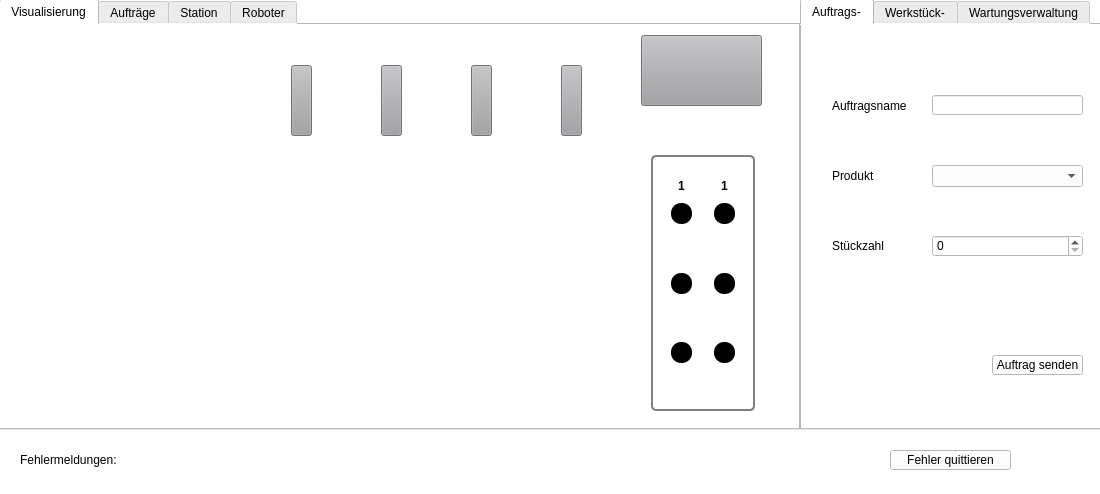
Old version of the form mainwindow.ui in the repository Sandra13579/Visualisierung.
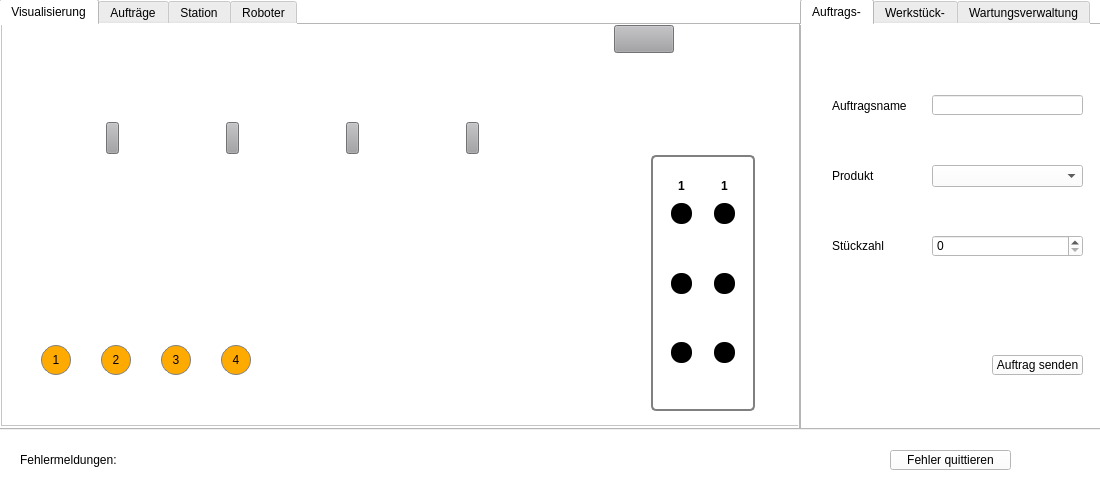
New version of the form. The open tabs and pages were chosen to show the change. Icons and pictures are not drawn. Custom widgets are drawn as their Qt base class.

What changed in the file:
```diff
--- a/mainwindow.ui
+++ b/mainwindow.ui
@@ -41,21 +41,18 @@
      <attribute name="title">
       <string>Visualisierung</string>
      </attribute>
-     <widget class="Paint" name="textBrowser" native="true">
+     <widget class="QTextBrowser" name="textBrowser">
       <property name="enabled">
        <bool>false</bool>
       </property>
       <property name="geometry">
        <rect>
         <x>0</x>
-        <y>0</y>
+        <y>-1</y>
         <width>800</width>
-        <height>400</height>
+        <height>402</height>
        </rect>
       </property>
-      <property name="autoFillBackground">
-       <bool>false</bool>
-      </property>
       <property name="styleSheet">
        <string notr="true"/>
       </property>
@@ -63,10 +60,10 @@
      <widget class="QPushButton" name="pushButton_2">
       <property name="geometry">
        <rect>
-        <x>290</x>
-        <y>40</y>
-        <width>21</width>
-        <height>71</height>
+        <x>105</x>
+        <y>97</y>
+        <width>13</width>
+        <height>32</height>
        </rect>
       </property>
       <property name="autoFillBackground">
@@ -76,9 +73,6 @@
        <string notr="true">background-color: rgb(160, 160, 164);
 border-color: rgb(0, 0, 0);</string>
       </property>
-      <property name="text">
-       <string/>
-      </property>
       <property name="flat">
        <bool>false</bool>
       </property>
@@ -86,10 +80,10 @@
      <widget class="QPushButton" name="pushButton_4">
       <property name="geometry">
        <rect>
-        <x>380</x>
-        <y>40</y>
-        <width>21</width>
-        <height>71</height>
+        <x>225</x>
+        <y>97</y>
+        <width>13</width>
+        <height>32</height>
        </rect>
       </property>
       <property name="autoFillBackground">
@@ -109,10 +103,10 @@
      <widget class="QPushButton" name="pushButton_5">
       <property name="geometry">
        <rect>
-        <x>470</x>
-        <y>40</y>
-        <width>21</width>
-        <height>71</height>
+        <x>345</x>
+        <y>97</y>
+        <width>13</width>
+        <height>32</height>
        </rect>
       </property>
       <property name="autoFillBackground">
@@ -132,10 +126,10 @@
      <widget class="QPushButton" name="pushButton_6">
       <property name="geometry">
        <rect>
-        <x>560</x>
-        <y>40</y>
-        <width>21</width>
-        <height>71</height>
+        <x>465</x>
+        <y>97</y>
+        <width>13</width>
+        <height>32</height>
        </rect>
       </property>
       <property name="autoFillBackground">
@@ -155,25 +149,16 @@
      <widget class="QPushButton" name="pushButton_7">
       <property name="geometry">
        <rect>
-        <x>640</x>
-        <y>10</y>
-        <width>121</width>
-        <height>71</height>
+        <x>613</x>
+        <y>0</y>
+        <width>60</width>
+        <height>28</height>
        </rect>
       </property>
-      <property name="autoFillBackground">
-       <bool>false</bool>
-      </property>
       <property name="styleSheet">
        <string notr="true">background-color: rgb(160, 160, 164);
 border-color: rgb(0, 0, 0);</string>
       </property>
-      <property name="text">
-       <string/>
-      </property>
-      <property name="flat">
-       <bool>false</bool>
-      </property>
      </widget>
      <widget class="QGroupBox" name="groupBox">
       <property name="geometry">
@@ -392,6 +377,156 @@
        </property>
       </widget>
      </widget>
+     <widget class="QLabel" name="cautionTape_1">
+      <property name="geometry">
+       <rect>
+        <x>50</x>
+        <y>170</y>
+        <width>480</width>
+        <height>10</height>
+       </rect>
+      </property>
+      <property name="pixmap">
+       <pixmap resource="ressources.qrc">:/images/caution_tape_horizontal.jpg</pixmap>
+      </property>
+     </widget>
+     <widget class="QLabel" name="cautionTape_2">
+      <property name="geometry">
+       <rect>
+        <x>520</x>
+        <y>0</y>
+        <width>10</width>
+        <height>170</height>
+       </rect>
+      </property>
+      <property name="pixmap">
+       <pixmap resource="ressources.qrc">:/images/caution_tape_vertical.jpg</pixmap>
+      </property>
+     </widget>
+     <widget class="QLabel" name="cautionTape_3">
+      <property name="geometry">
+       <rect>
+        <x>50</x>
+        <y>0</y>
+        <width>10</width>
+        <height>170</height>
+       </rect>
+      </property>
+      <property name="pixmap">
+       <pixmap resource="ressources.qrc">:/images/caution_tape_vertical.jpg</pixmap>
+      </property>
+     </widget>
+     <widget class="QLabel" name="cautionTape_4">
+      <property name="geometry">
+       <rect>
+        <x>690</x>
+        <y>0</y>
+        <width>10</width>
+        <height>70</height>
+       </rect>
+      </property>
+      <property name="pixmap">
+       <pixmap resource="ressources.qrc">:/images/caution_tape_vertical.jpg</pixmap>
+      </property>
+     </widget>
+     <widget class="QLabel" name="cautionTape_5">
+      <property name="geometry">
+       <rect>
+        <x>586</x>
+        <y>0</y>
+        <width>10</width>
+        <height>70</height>
+       </rect>
+      </property>
+      <property name="pixmap">
+       <pixmap resource="ressources.qrc">:/images/caution_tape_vertical.jpg</pixmap>
+      </property>
+     </widget>
+     <widget class="QLabel" name="cautionTape_6">
+      <property name="geometry">
+       <rect>
+        <x>586</x>
+        <y>70</y>
+        <width>114</width>
+        <height>10</height>
+       </rect>
+      </property>
+      <property name="pixmap">
+       <pixmap resource="ressources.qrc">:/images/caution_tape_horizontal.jpg</pixmap>
+      </property>
+     </widget>
+     <widget class="QPushButton" name="pushButton_robot">
+      <property name="geometry">
+       <rect>
+        <x>40</x>
+        <y>320</y>
+        <width>30</width>
+        <height>30</height>
+       </rect>
+      </property>
+      <property name="styleSheet">
+       <string notr="true">background-color: rgb(255, 170, 0);
+border-radius: 15px;
+border: 1px solid gray; </string>
+      </property>
+      <property name="text">
+       <string>1</string>
+      </property>
+     </widget>
+     <widget class="QPushButton" name="pushButton_robot_2">
+      <property name="geometry">
+       <rect>
+        <x>100</x>
+        <y>320</y>
+        <width>30</width>
+        <height>30</height>
+       </rect>
+      </property>
+      <property name="styleSheet">
+       <string notr="true">background-color: rgb(255, 170, 0);
+border-radius: 15px;
+border: 1px solid gray; </string>
+      </property>
+      <property name="text">
+       <string>2</string>
+      </property>
+     </widget>
+     <widget class="QPushButton" name="pushButton_robot_3">
+      <property name="geometry">
+       <rect>
+        <x>160</x>
+        <y>320</y>
+        <width>30</width>
+        <height>30</height>
+       </rect>
+      </property>
+      <property name="styleSheet">
+       <string notr="true">background-color: rgb(255, 170, 0);
+border-radius: 15px;
+border: 1px solid gray; </string>
+      </property>
+      <property name="text">
+       <string>3</string>
+      </property>
+     </widget>
+     <widget class="QPushButton" name="pushButton_robot_4">
+      <property name="geometry">
+       <rect>
+        <x>220</x>
+        <y>320</y>
+        <width>30</width>
+        <height>30</height>
+       </rect>
+      </property>
+      <property name="styleSheet">
+       <string notr="true">background-color: rgb(255, 170, 0);
+border-radius: 15px;
+border: 1px solid gray; </string>
+      </property>
+      <property name="text">
+       <string>4</string>
+      </property>
+     </widget>
     </widget>
     <widget class="QWidget" name="tab_2">
      <attribute name="title">
@@ -1354,13 +1489,8 @@
    </widget>
   </widget>
  </widget>
- <customwidgets>
-  <customwidget>
-   <class>Paint</class>
-   <extends>QWidget</extends>
-   <header>paint.h</header>
-  </customwidget>
- </customwidgets>
- <resources/>
+ <resources>
+  <include location="ressources.qrc"/>
+ </resources>
  <connections/>
 </ui>
```
Left out of the diff: 8 changed lines with no effect on the pictures.
